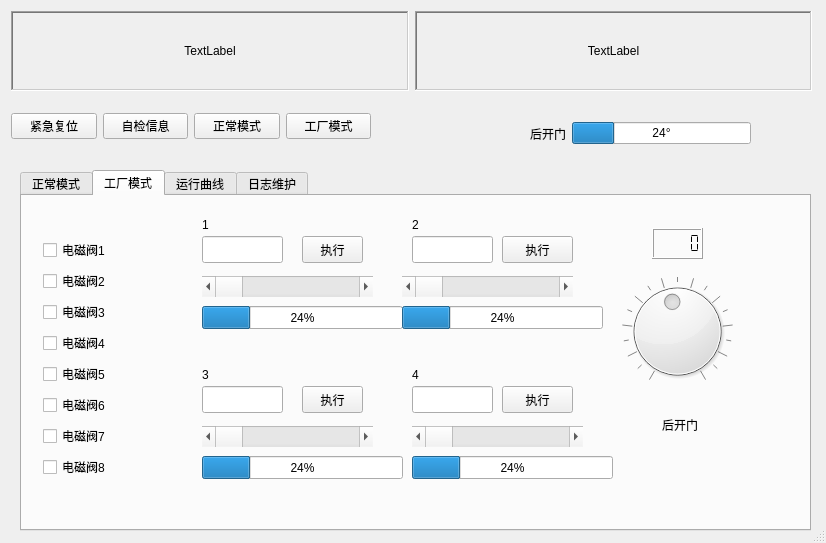
This is res/ui/main_beta.ui in chadwangcn/control_app as Qt 5 draws it before an edit. The edited form follows.
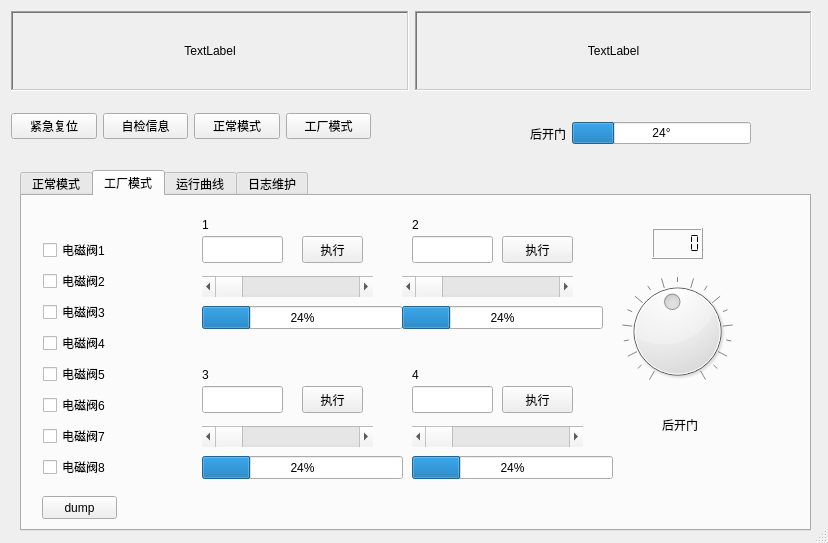
This is the edited form. The open tabs and pages were chosen to show the change.

```diff
--- a/res/ui/main_beta.ui
+++ b/res/ui/main_beta.ui
@@ -6,7 +6,7 @@
    <rect>
     <x>0</x>
     <y>0</y>
-    <width>826</width>
+    <width>828</width>
     <height>543</height>
    </rect>
   </property>
@@ -525,6 +525,19 @@
       <number>24</number>
      </property>
     </widget>
+    <widget class="QPushButton" name="pb_dump">
+     <property name="geometry">
+      <rect>
+       <x>20</x>
+       <y>300</y>
+       <width>75</width>
+       <height>23</height>
+      </rect>
+     </property>
+     <property name="text">
+      <string>dump</string>
+     </property>
+    </widget>
    </widget>
    <widget class="QWidget" name="tab_3">
     <attribute name="title">
```
